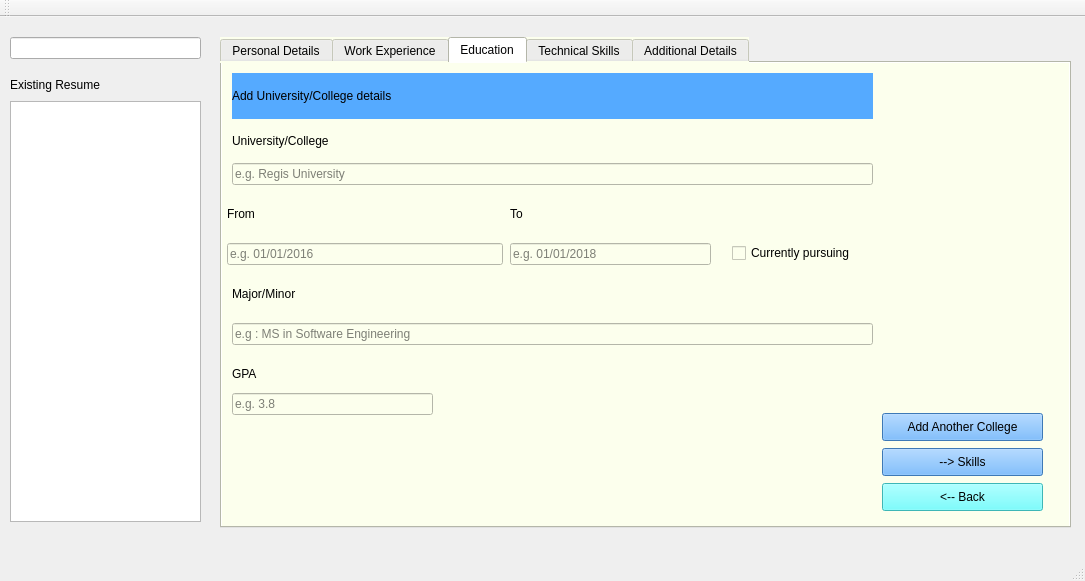
This is ResumeManager/mainwindow.ui in vkaushikregis/practicum as Qt 5 draws it before an edit. The edited form follows.
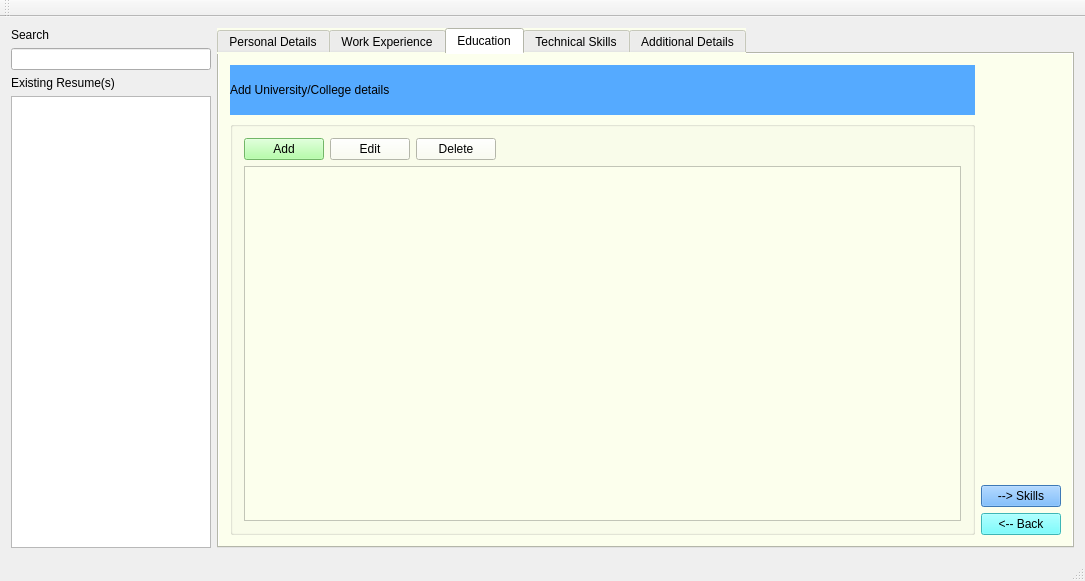
This is the edited form. The open tabs and pages were chosen to show the change.

Diff of the .ui file:
```diff
--- a/ResumeManager/mainwindow.ui
+++ b/ResumeManager/mainwindow.ui
@@ -20,15 +20,43 @@
    <string>ResumManager</string>
   </property>
   <widget class="QWidget" name="centralWidget">
+   <layout class="QGridLayout" name="gridLayout_3">
+    <item row="2" column="0">
+     <widget class="QLabel" name="label_16">
+      <property name="text">
+       <string>Existing Resume(s)</string>
+      </property>
+     </widget>
+    </item>
+    <item row="3" column="0">
+     <widget class="QListWidget" name="listWidgetResumeNames">
+      <property name="maximumSize">
+       <size>
+        <width>200</width>
+        <height>16777215</height>
+       </size>
+      </property>
+     </widget>
+    </item>
+    <item row="0" column="0">
+     <widget class="QLabel" name="label_26">
+      <property name="text">
+       <string>Search</string>
+      </property>
+     </widget>
+    </item>
+    <item row="1" column="0">
+     <widget class="QLineEdit" name="lineEdit">
+      <property name="maximumSize">
+       <size>
+        <width>200</width>
+        <height>16777215</height>
+       </size>
+      </property>
+     </widget>
+    </item>
+    <item row="0" column="1" rowspan="4">
    <widget class="QTabWidget" name="tabWidgetMain">
-    <property name="geometry">
-     <rect>
-      <x>220</x>
-      <y>20</y>
-      <width>851</width>
-      <height>491</height>
-     </rect>
-    </property>
     <property name="whatsThis">
      <string/>
     </property>
@@ -404,14 +432,14 @@
      <attribute name="title">
       <string>Education</string>
      </attribute>
+       <layout class="QGridLayout" name="gridLayout_7">
+        <item row="0" column="0">
      <widget class="QLabel" name="label_17">
-      <property name="geometry">
-       <rect>
-        <x>10</x>
-        <y>10</y>
-        <width>641</width>
-        <height>46</height>
-       </rect>
+          <property name="minimumSize">
+           <size>
+            <width>0</width>
+            <height>50</height>
+           </size>
       </property>
       <property name="font">
        <font>
@@ -431,132 +459,81 @@
        <enum>Qt::PlainText</enum>
       </property>
      </widget>
-     <widget class="QLabel" name="label_18">
-      <property name="geometry">
-       <rect>
-        <x>10</x>
-        <y>70</y>
-        <width>111</width>
-        <height>16</height>
-       </rect>
-      </property>
+        </item>
+        <item row="1" column="0">
+         <widget class="QGroupBox" name="groupBox_3">
+          <property name="title">
+           <string/>
+          </property>
+          <layout class="QGridLayout" name="gridLayout_6">
+           <item row="0" column="0">
+            <layout class="QVBoxLayout" name="verticalLayout_14">
+             <item>
+              <layout class="QHBoxLayout" name="horizontalLayout_5">
+               <item>
+                <widget class="QPushButton" name="pushButtonAddEducation">
+                 <property name="styleSheet">
+                  <string notr="true">background-color: rgb(159, 255, 144);</string>
+                 </property>
       <property name="text">
-       <string>University/College</string>
-      </property>
-     </widget>
-     <widget class="QLineEdit" name="lineEdit_6">
-      <property name="geometry">
-       <rect>
-        <x>10</x>
-        <y>100</y>
-        <width>641</width>
-        <height>22</height>
-       </rect>
-      </property>
-      <property name="placeholderText">
-       <string>e.g. Regis University</string>
-      </property>
-     </widget>
-     <widget class="QLineEdit" name="lineEdit_7">
-      <property name="geometry">
-       <rect>
-        <x>288</x>
-        <y>180</y>
-        <width>201</width>
-        <height>22</height>
-       </rect>
-      </property>
-      <property name="placeholderText">
-       <string>e.g. 01/01/2018</string>
-      </property>
-     </widget>
-     <widget class="QLabel" name="label_19">
-      <property name="geometry">
-       <rect>
-        <x>5</x>
-        <y>140</y>
-        <width>276</width>
-        <height>21</height>
-       </rect>
-      </property>
+                  <string>Add</string>
+                 </property>
+                </widget>
+               </item>
+               <item>
+                <widget class="QPushButton" name="pushButtonEditEducation">
       <property name="text">
-       <string>From</string>
-      </property>
-     </widget>
-     <widget class="QLineEdit" name="lineEdit_8">
-      <property name="geometry">
-       <rect>
-        <x>5</x>
-        <y>180</y>
-        <width>276</width>
-        <height>22</height>
-       </rect>
-      </property>
-      <property name="placeholderText">
-       <string>e.g. 01/01/2016</string>
-      </property>
-     </widget>
-     <widget class="QLabel" name="label_20">
-      <property name="geometry">
-       <rect>
-        <x>288</x>
-        <y>140</y>
-        <width>275</width>
-        <height>21</height>
-       </rect>
-      </property>
+                  <string>Edit</string>
+                 </property>
+                </widget>
+               </item>
+               <item>
+                <widget class="QPushButton" name="pushButtonDeleteEducation">
       <property name="text">
-       <string>To</string>
-      </property>
-     </widget>
-     <widget class="QCheckBox" name="checkBox_2">
-      <property name="geometry">
-       <rect>
-        <x>510</x>
-        <y>180</y>
-        <width>128</width>
+                  <string>Delete</string>
+                 </property>
+                </widget>
+               </item>
+               <item>
+                <spacer name="horizontalSpacer_3">
+                 <property name="orientation">
+                  <enum>Qt::Horizontal</enum>
+                 </property>
+                 <property name="sizeHint" stdset="0">
+                  <size>
+                   <width>40</width>
         <height>20</height>
-       </rect>
-      </property>
-      <property name="text">
-       <string>Currently pursuing</string>
-      </property>
-     </widget>
-     <widget class="QLineEdit" name="lineEdit_9">
-      <property name="geometry">
-       <rect>
-        <x>10</x>
-        <y>260</y>
-        <width>641</width>
-        <height>22</height>
-       </rect>
-      </property>
-      <property name="placeholderText">
-       <string>e.g : MS in Software Engineering</string>
-      </property>
-     </widget>
-     <widget class="QLabel" name="label_21">
-      <property name="geometry">
-       <rect>
-        <x>10</x>
-        <y>220</y>
-        <width>276</width>
-        <height>21</height>
-       </rect>
-      </property>
-      <property name="text">
-       <string>Major/Minor</string>
-      </property>
-     </widget>
+                  </size>
+                 </property>
+                </spacer>
+               </item>
+              </layout>
+             </item>
+             <item>
+              <widget class="QTableWidget" name="tableWidgetEducation"/>
+             </item>
+            </layout>
+           </item>
+          </layout>
+         </widget>
+        </item>
+        <item row="1" column="1">
+         <layout class="QVBoxLayout" name="verticalLayout_15">
+          <item>
+           <spacer name="verticalSpacer_3">
+            <property name="orientation">
+             <enum>Qt::Vertical</enum>
+            </property>
+            <property name="sizeHint" stdset="0">
+             <size>
+              <width>20</width>
+              <height>40</height>
+             </size>
+            </property>
+           </spacer>
+          </item>
+          <item>
      <widget class="QPushButton" name="pushButtonSkills">
-      <property name="geometry">
-       <rect>
-        <x>660</x>
-        <y>385</y>
-        <width>161</width>
-        <height>28</height>
-       </rect>
-      </property>
       <property name="styleSheet">
        <string notr="true">background-color: rgb(85, 170, 255);</string>
       </property>
@@ -564,31 +541,9 @@
        <string>--&gt; Skills</string>
       </property>
      </widget>
-     <widget class="QPushButton" name="pushButton_2">
-      <property name="geometry">
-       <rect>
-        <x>660</x>
-        <y>350</y>
-        <width>161</width>
-        <height>28</height>
-       </rect>
-      </property>
-      <property name="styleSheet">
-       <string notr="true">background-color: rgb(85, 170, 255);</string>
-      </property>
-      <property name="text">
-       <string>Add Another College</string>
-      </property>
-     </widget>
+          </item>
+          <item>
      <widget class="QPushButton" name="pushButtonBackWork">
-      <property name="geometry">
-       <rect>
-        <x>660</x>
-        <y>420</y>
-        <width>161</width>
-        <height>28</height>
-       </rect>
-      </property>
       <property name="styleSheet">
        <string notr="true">background-color: rgb(85, 255, 255);</string>
       </property>
@@ -596,32 +551,10 @@
        <string>&lt;-- Back</string>
       </property>
      </widget>
-     <widget class="QLabel" name="label_23">
-      <property name="geometry">
-       <rect>
-        <x>10</x>
-        <y>300</y>
-        <width>276</width>
-        <height>21</height>
-       </rect>
-      </property>
-      <property name="text">
-       <string>GPA</string>
-      </property>
-     </widget>
-     <widget class="QLineEdit" name="lineEdit_10">
-      <property name="geometry">
-       <rect>
-        <x>10</x>
-        <y>330</y>
-        <width>201</width>
-        <height>22</height>
-       </rect>
-      </property>
-      <property name="placeholderText">
-       <string>e.g. 3.8</string>
-      </property>
-     </widget>
+          </item>
+         </layout>
+        </item>
+       </layout>
     </widget>
     <widget class="QWidget" name="tab_4">
      <attribute name="title">
@@ -857,51 +790,8 @@
      </widget>
     </widget>
    </widget>
-   <widget class="QListWidget" name="listWidget">
-    <property name="geometry">
-     <rect>
-      <x>10</x>
-      <y>84</y>
-      <width>191</width>
-      <height>421</height>
-     </rect>
-    </property>
-    <property name="maximumSize">
-     <size>
-      <width>200</width>
-      <height>16777215</height>
-     </size>
-    </property>
-   </widget>
-   <widget class="QLineEdit" name="lineEdit">
-    <property name="geometry">
-     <rect>
-      <x>10</x>
-      <y>20</y>
-      <width>191</width>
-      <height>22</height>
-     </rect>
-    </property>
-    <property name="maximumSize">
-     <size>
-      <width>200</width>
-      <height>16777215</height>
-     </size>
-    </property>
-   </widget>
-   <widget class="QLabel" name="label_16">
-    <property name="geometry">
-     <rect>
-      <x>10</x>
-      <y>60</y>
-      <width>131</width>
-      <height>16</height>
-     </rect>
-    </property>
-    <property name="text">
-     <string>Existing Resume</string>
-    </property>
-   </widget>
+    </item>
+   </layout>
   </widget>
   <widget class="QMenuBar" name="menuBar">
    <property name="geometry">
```
Left out of the diff: 568 changed lines with no effect on the pictures. Lines whose indentation alone changed are shown as unchanged.
